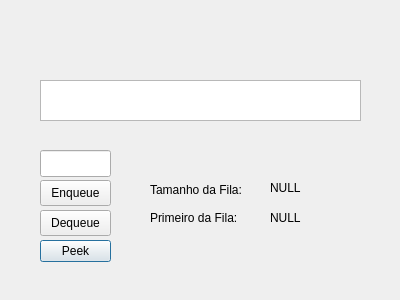
This is windowfila.ui in artcurty/GedQT as Qt 5 draws it before an edit. The edited form follows.
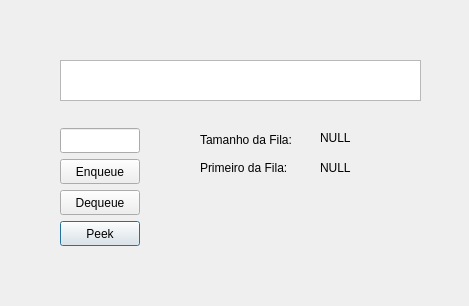
This is the edited form.

Diff of the .ui file:
```diff
--- a/windowfila.ui
+++ b/windowfila.ui
@@ -6,8 +6,8 @@
    <rect>
     <x>0</x>
     <y>0</y>
-    <width>400</width>
-    <height>300</height>
+    <width>469</width>
+    <height>306</height>
    </rect>
   </property>
   <property name="windowTitle">
@@ -16,10 +16,10 @@
   <widget class="QPushButton" name="Peek">
    <property name="geometry">
     <rect>
-     <x>40</x>
-     <y>240</y>
-     <width>71</width>
-     <height>22</height>
+     <x>60</x>
+     <y>221</y>
+     <width>80</width>
+     <height>25</height>
     </rect>
    </property>
    <property name="text">
@@ -29,20 +29,20 @@
   <widget class="QLineEdit" name="valorEntrada">
    <property name="geometry">
     <rect>
-     <x>40</x>
-     <y>150</y>
-     <width>71</width>
-     <height>27</height>
+     <x>60</x>
+     <y>128</y>
+     <width>80</width>
+     <height>25</height>
     </rect>
    </property>
   </widget>
   <widget class="QPushButton" name="Dequeue">
    <property name="geometry">
     <rect>
-     <x>40</x>
-     <y>210</y>
-     <width>71</width>
-     <height>26</height>
+     <x>60</x>
+     <y>190</y>
+     <width>80</width>
+     <height>25</height>
     </rect>
    </property>
    <property name="text">
@@ -52,10 +52,10 @@
   <widget class="QPushButton" name="Enqueue">
    <property name="geometry">
     <rect>
-     <x>40</x>
-     <y>180</y>
-     <width>71</width>
-     <height>26</height>
+     <x>60</x>
+     <y>159</y>
+     <width>80</width>
+     <height>25</height>
     </rect>
    </property>
    <property name="text">
@@ -65,8 +65,8 @@
   <widget class="QLabel" name="tamanhofila">
    <property name="geometry">
     <rect>
-     <x>270</x>
-     <y>180</y>
+     <x>320</x>
+     <y>130</y>
      <width>41</width>
      <height>16</height>
     </rect>
@@ -78,8 +78,8 @@
   <widget class="QLabel" name="pFila">
    <property name="geometry">
     <rect>
-     <x>270</x>
-     <y>210</y>
+     <x>320</x>
+     <y>160</y>
      <width>41</width>
      <height>16</height>
     </rect>
@@ -91,8 +91,8 @@
   <widget class="QLabel" name="label">
    <property name="geometry">
     <rect>
-     <x>150</x>
-     <y>180</y>
+     <x>200</x>
+     <y>130</y>
      <width>111</width>
      <height>20</height>
     </rect>
@@ -104,8 +104,8 @@
   <widget class="QLabel" name="label_2">
    <property name="geometry">
     <rect>
-     <x>150</x>
-     <y>210</y>
+     <x>200</x>
+     <y>160</y>
      <width>111</width>
      <height>16</height>
     </rect>
@@ -117,9 +117,9 @@
   <widget class="QListWidget" name="listfila">
    <property name="geometry">
     <rect>
-     <x>40</x>
-     <y>80</y>
-     <width>321</width>
+     <x>60</x>
+     <y>60</y>
+     <width>361</width>
      <height>41</height>
     </rect>
    </property>
```
